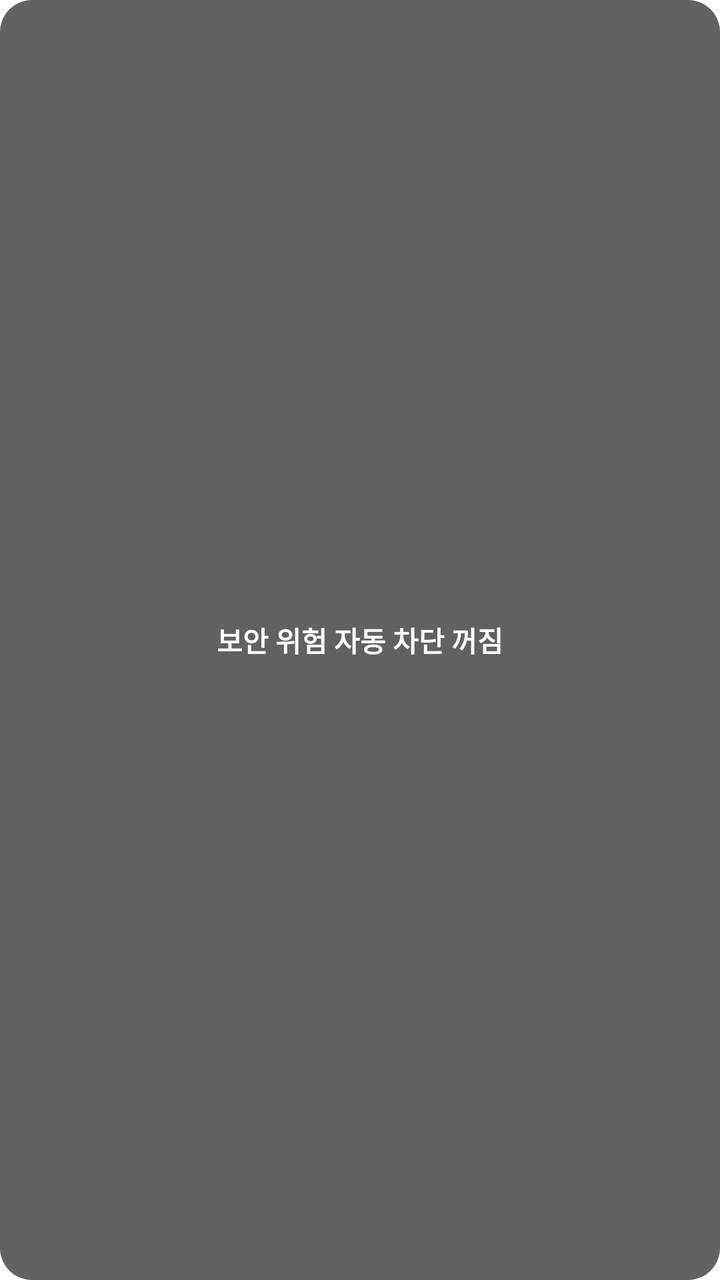
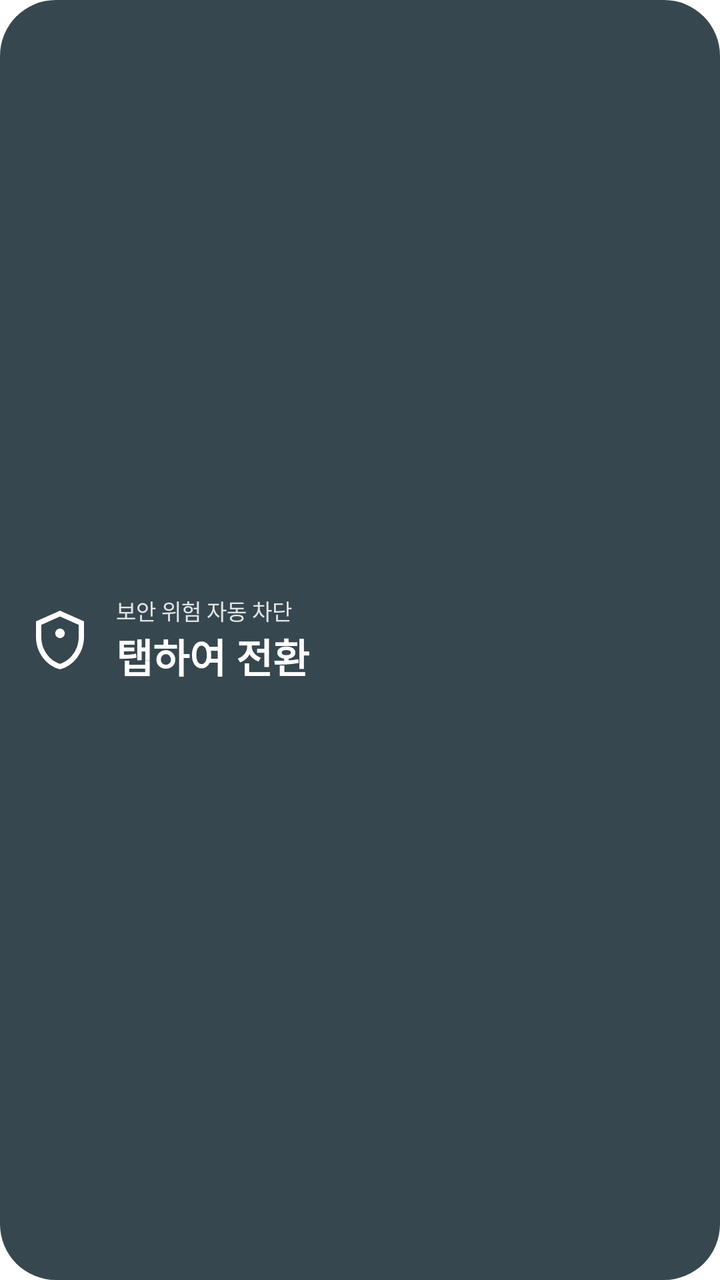

Two renders of the same Android screen: before a commit and after it. Below are the layout's source before the change and the commit's diff.
<!-- AndroidManifest.xml: fallback theme Theme.MaterialComponents.DayNight.NoActionBar -->
<!-- res/layout/widget.xml -->
<?xml version="1.0" encoding="utf-8"?>
<LinearLayout xmlns:android="http://schemas.android.com/apk/res/android"
    android:id="@+id/root"
    android:layout_width="match_parent"
    android:layout_height="match_parent"
    android:gravity="center"
    android:padding="8dp"
    android:background="@drawable/bg_off">

    <TextView
        android:id="@+id/label"
        android:layout_width="wrap_content"
        android:layout_height="wrap_content"
        android:gravity="center"
        android:textColor="#FFFFFFFF"
        android:textSize="14sp"
        android:textStyle="bold"
        android:text="@string/state_off" />
</LinearLayout>
<!-- resources referenced by this layout -->
<resources>
  <!-- drawable bg_off (drawable) -->
  <?xml version="1.0" encoding="utf-8"?>
  <shape xmlns:android="http://schemas.android.com/apk/res/android" android:shape="rectangle">
      <solid android:color="#FF616161" />
      <corners android:radius="16dp" />
  </shape>
  <string name="state_off">보안 위험 자동 차단 꺼짐</string>
</resources>

<!-- the commit's change to res/layout/widget.xml (unified diff, before → after) -->
@@ -3,17 +3,65 @@
     android:id="@+id/root"
     android:layout_width="match_parent"
     android:layout_height="match_parent"
-    android:gravity="center"
-    android:padding="8dp"
-    android:background="@drawable/bg_off">
+    android:orientation="horizontal"
+    android:gravity="center_vertical"
+    android:paddingStart="14dp"
+    android:paddingEnd="14dp"
+    android:paddingTop="8dp"
+    android:paddingBottom="8dp"
+    android:background="@drawable/bg_unknown">
 
-    <TextView
-        android:id="@+id/label"
-        android:layout_width="wrap_content"
+    <ImageView
+        android:id="@+id/icon"
+        android:layout_width="32dp"
+        android:layout_height="32dp"
+        android:importantForAccessibility="no"
+        android:src="@drawable/ic_shield_unknown" />
+
+    <LinearLayout
+        android:layout_width="0dp"
         android:layout_height="wrap_content"
-        android:gravity="center"
-        android:textColor="#FFFFFFFF"
-        android:textSize="14sp"
-        android:textStyle="bold"
-        android:text="@string/state_off" />
+        android:layout_weight="1"
+        android:layout_marginStart="12dp"
+        android:orientation="vertical">
+
+        <LinearLayout
+            android:layout_width="match_parent"
+            android:layout_height="wrap_content"
+            android:orientation="horizontal"
+            android:gravity="center_vertical">
+
+            <TextView
+                android:id="@+id/title"
+                android:layout_width="0dp"
+                android:layout_height="wrap_content"
+                android:layout_weight="1"
+                android:maxLines="1"
+                android:ellipsize="end"
+                android:textColor="#D9FFFFFF"
+                android:textSize="11sp"
+                android:text="@string/widget_title" />
+
+            <TextView
+                android:id="@+id/checked_at"
+                android:layout_width="wrap_content"
+                android:layout_height="wrap_content"
+                android:layout_marginStart="6dp"
+                android:maxLines="1"
+                android:textColor="#B3FFFFFF"
+                android:textSize="10sp"
+                android:visibility="gone" />
+        </LinearLayout>
+
+        <TextView
+            android:id="@+id/label"
+            android:layout_width="match_parent"
+            android:layout_height="wrap_content"
+            android:maxLines="1"
+            android:ellipsize="end"
+            android:textColor="#FFFFFFFF"
+            android:textSize="20sp"
+            android:textStyle="bold"
+            android:text="@string/state_unknown" />
+    </LinearLayout>
 </LinearLayout>
<!-- resource entries referenced after the edit -->
@@ -1,11 +1,21 @@
 <!-- resources referenced by this layout -->
 <resources>
-  <!-- drawable bg_off (drawable) -->
+  <!-- drawable bg_unknown (drawable) -->
   <?xml version="1.0" encoding="utf-8"?>
   <shape xmlns:android="http://schemas.android.com/apk/res/android" android:shape="rectangle">
-      <solid android:color="#FF616161" />
-      <corners android:radius="16dp" />
+      <solid android:color="#FF37474F" />
+      <corners android:radius="@dimen/widget_radius" />
   </shape>
-  <string name="state_off">보안 위험 자동 차단 꺼짐</string>
+  <!-- drawable ic_shield_unknown (drawable) -->
+  <?xml version="1.0" encoding="utf-8"?>
+  <vector xmlns:android="http://schemas.android.com/apk/res/android"
+      android:width="32dp" android:height="32dp"
+      android:viewportWidth="24" android:viewportHeight="24">
+      <path android:fillColor="#FFFFFFFF" android:fillType="evenOdd" android:pathData="M12,1L3,5v6c0,5.55 3.84,10.74 9,12 5.16,-1.26 9,-6.45 9,-12V5L12,1zM19,11c0,4.52 -2.98,8.69 -7,9.93 -4.02,-1.24 -7,-5.41 -7,-9.93V6.3l7,-3.11 7,3.11V11z" />
+      <path android:fillColor="#FFFFFFFF" android:pathData="M12,9.5m-1.8,0a1.8,1.8 0 1,1 3.6,0a1.8,1.8 0 1,1 -3.6,0" />
+  </vector>
+  <string name="state_unknown">탭하여 전환</string>
+  <string name="widget_title">보안 위험 자동 차단</string>
+  <dimen name="widget_radius">16dp</dimen>
 </resources>
 
